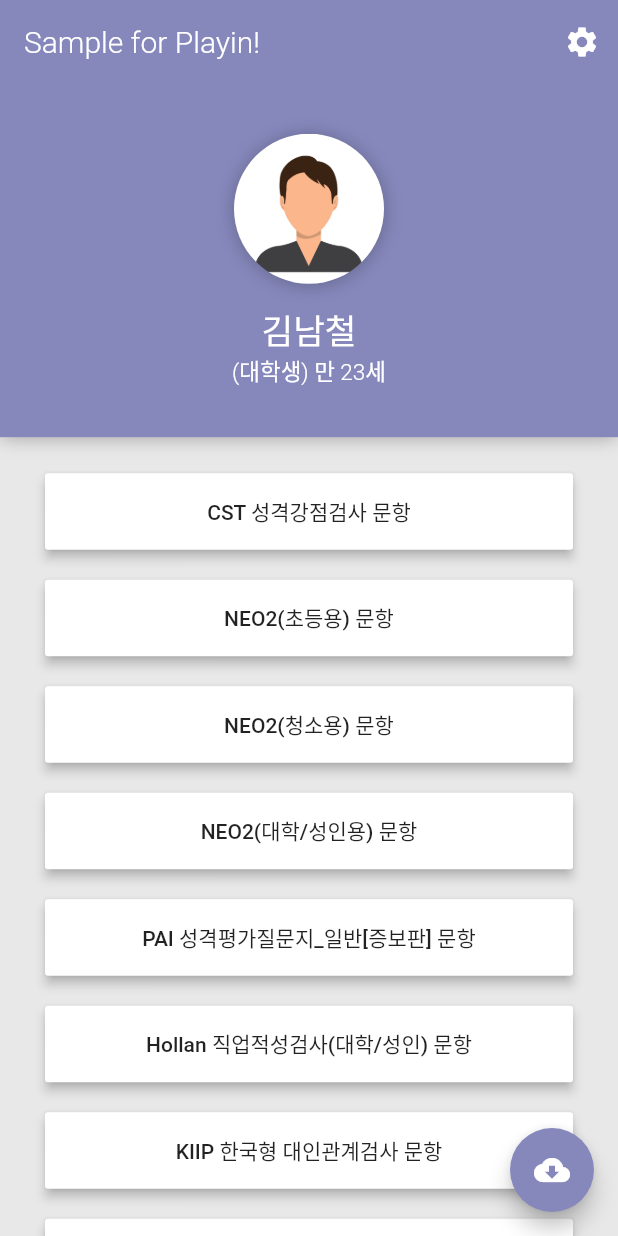
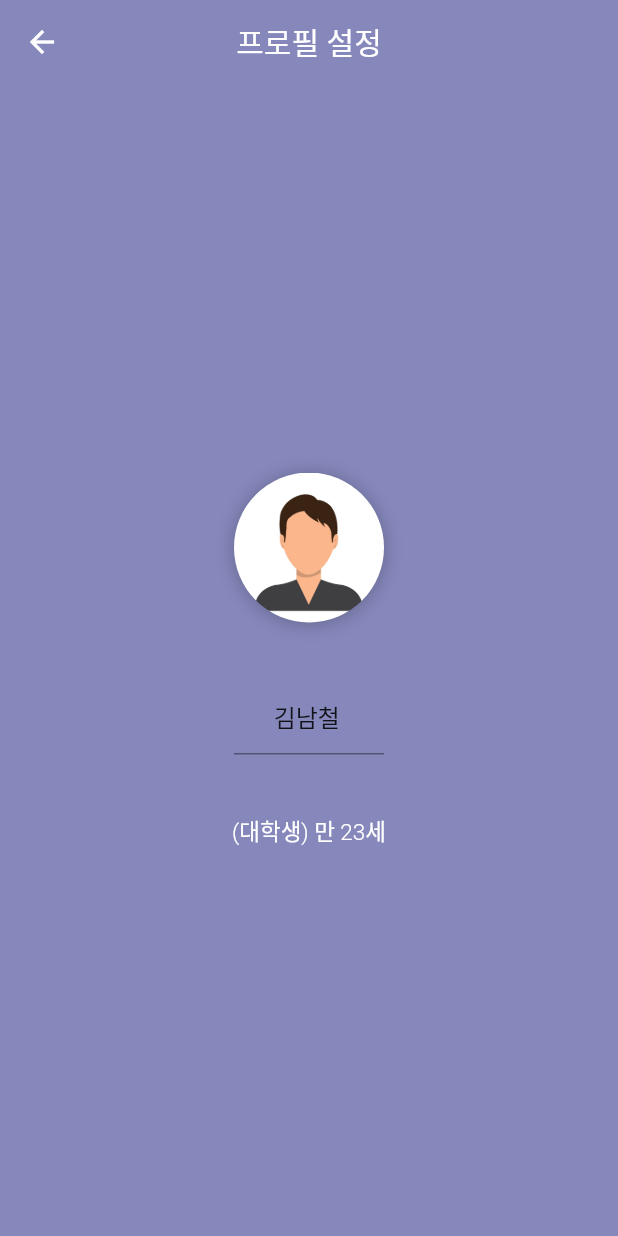
Before and after one commit to Inpsyt/SampleForPlayin, a Flutter app: the screen it shows after launch, after a tap on the "settings" icon, on a phone screen of 412 x 824 dp. Run offline on Flutter 3.47's test engine with Material 2 defaults, Android fonts, the phone set to English and light mode, and no system bars; our stand-ins replace flutter_fadein; network calls fail.

Commit message:
프로필 편집화면, 응시중 뒤로가기 방지

```diff
--- /dev/null
+++ b/lib/screens/screen_profileset.dart
@@ -0,0 +1,83 @@
+import 'package:flutter/material.dart';
+import 'package:playinsample/constants/constant_colors.dart';
+
+class ScreenProfileSet extends StatefulWidget {
+  @override
+  _ScreenProfileSetState createState() => _ScreenProfileSetState();
+}
+
+class _ScreenProfileSetState extends State<ScreenProfileSet> {
+
+  TextEditingController textController = new TextEditingController();
+
+
+
+  @override
+  Widget build(BuildContext context) {
+
+    textController.text = '김남철';
+
+    return Scaffold(
+      backgroundColor: color_charcoal_purple,
+      appBar: AppBar(
+        elevation: 0,
+        backgroundColor: color_charcoal_purple,
+        centerTitle: true,
+        title: Text('프로필 설정'),
+      ),
+      body: Center(
+        child: Column(
+          mainAxisSize: MainAxisSize.min,
+          children: [
+            Container(
+                width: 100.0,
+                height: 100.0,
+                decoration: new BoxDecoration(
+                    boxShadow: [
+                      BoxShadow(
+                          color: Colors.black26,
+                          offset: Offset(0.1, 0.9),
+                          blurRadius: 10)
+                    ],
+                    shape: BoxShape.circle,
+                    image: new DecorationImage(
+                        fit: BoxFit.fill,
+                        image: AssetImage('assets/images/profile.jpg')))),
+            SizedBox(
+              height: 40,
+            ),
+            Row(
+              mainAxisAlignment: MainAxisAlignment.center,
+              mainAxisSize: MainAxisSize.min,
+              children: [
+
+
+                SizedBox(
+                  width: 100,
+                  child: TextField(
+
+                    textAlign: TextAlign.center,
+                    controller: textController,
+
+                  ),
+                ),
+
+
+              ],
+            ),
+            SizedBox(
+              height: 40,
+            ),
+            Text(
+              '(대학생) 만 23세',
+              style: TextStyle(
+                  color: Colors.white,
+                  fontSize: 15,
+                  fontWeight: FontWeight.w300),
+            )
+          ],
+        ),
+      ),
+    );
+  }
+}
--- a/lib/screens/screen_select.dart
+++ b/lib/screens/screen_select.dart
@@ -1,7 +1,7 @@
 import 'package:flutter/material.dart';
 import 'package:playinsample/constants/constant_colors.dart';
+import 'package:playinsample/screens/screen_profileset.dart';
 import 'package:playinsample/screens/screen_questionpages.dart';
-
 
 class ModelExam {
   final String name;
@@ -127,10 +127,21 @@ class ScreenSelect extends StatelessWidget {
         ),
         backgroundColor: color_silver_white,
         appBar: AppBar(
-          title: Text('Sample for Playin!',style: TextStyle(fontWeight: FontWeight.w300),),
+          title: Text(
+            'Sample for Playin!',
+            style: TextStyle(fontWeight: FontWeight.w300),
+          ),
           backgroundColor: color_charcoal_purple,
           elevation: 0,
-          actions: [IconButton(icon: Icon(Icons.settings), onPressed: (){})],
+          actions: [
+            IconButton(
+                icon: Icon(Icons.settings),
+                onPressed: () {
+                  Navigator.push(context, MaterialPageRoute(builder: (context) {
+                    return ScreenProfileSet();
+                  }));
+                })
+          ],
         ),
         body: Column(
           mainAxisSize: MainAxisSize.max,
@@ -175,7 +186,10 @@ class ScreenSelect extends StatelessWidget {
                       ),
                       Text(
                         '(대학생) 만 23세',
-                        style: TextStyle(color: Colors.white, fontSize: 15,fontWeight: FontWeight.w300),
+                        style: TextStyle(
+                            color: Colors.white,
+                            fontSize: 15,
+                            fontWeight: FontWeight.w300),
                       )
                     ],
                   ),
@@ -201,7 +215,7 @@ class ScreenSelect extends StatelessWidget {
       padding: EdgeInsets.symmetric(horizontal: 30, vertical: 10),
       child:
 
-      /*NeumorphicButton(
+          /*NeumorphicButton(
           margin: EdgeInsets.only(top: 12),
           onPressed: () {
             Navigator.push(context,
@@ -224,22 +238,19 @@ class ScreenSelect extends StatelessWidget {
 
        */
 
-
-      RaisedButton(
+          RaisedButton(
         onPressed: () {
           Navigator.push(context,
               MaterialPageRoute(builder: (BuildContext context) {
-                return ScreenQuestionPages(modelExam.body, modelExam.name);
-              }));
+            return ScreenQuestionPages(modelExam.body, modelExam.name);
+          }));
         },
-
         child: Padding(
             padding: EdgeInsets.symmetric(vertical: 15),
             child: Text(modelExam.name)),
         color: Colors.white,
         elevation: 3,
       ),
-
     );
   }
 }
```
Also changed, not shown: lib/screens/screen_questionpages.dart (+41 -12 lines), lib/screens/screen_questions.dart (deleted, +0 -282 lines), pubspec.lock.
